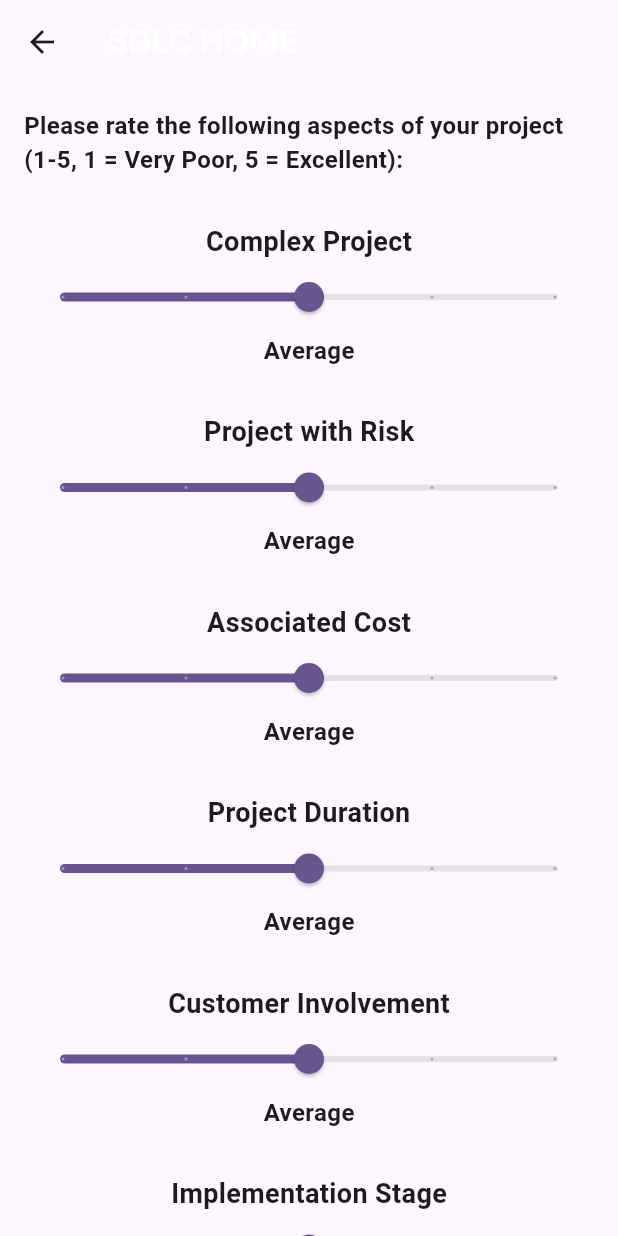
After one commit to Joyjolaaa/mentalHealth, a Flutter app: the HomeScreen screen opened directly, on a phone screen of 412 x 824 dp. The commit adds this screen. Run offline on Flutter 3.47's test engine with Material 2 defaults, Android fonts, the phone set to English and light mode, and no system bars; our stand-ins replace google_fonts, hexcolor, image_picker, shared_preferences; accounts and stored records are empty.

Commit message:
fix bugs on package name

```diff
--- a/mentalhealthfe/lib/account/faq_page.dart
+++ b/mentalhealthfe/lib/account/faq_page.dart
@@ -3,7 +3,7 @@
 
 import 'package:flutter/material.dart';
 import 'package:flutter/services.dart';
-import 'package:sdlc_flutter/app_properties.dart';
+import 'package:mentalhealthfe/app_properties.dart';
 
 class FaqPage extends StatefulWidget {
   const FaqPage({super.key});
--- a/mentalhealthfe/lib/account/profile_setup.dart
+++ b/mentalhealthfe/lib/account/profile_setup.dart
@@ -3,9 +3,9 @@
 import 'dart:io';
 import 'package:flutter/material.dart';
 import 'package:image_picker/image_picker.dart';
-import 'package:sdlc_flutter/api_services/api_service.dart';
-import 'package:sdlc_flutter/models/profile.dart';
-import 'package:sdlc_flutter/models/user.dart';
+import 'package:mentalhealthfe/api_services/api_service.dart';
+import 'package:mentalhealthfe/models/profile.dart';
+import 'package:mentalhealthfe/models/user.dart';
 
 class ProfileSetupScreen extends StatefulWidget {
   final String? authToken;
--- a/mentalhealthfe/lib/api_services/api_service.dart
+++ b/mentalhealthfe/lib/api_services/api_service.dart
@@ -6,8 +6,8 @@ import 'package:flutter/foundation.dart';
 // import 'dart:html' as html;
 import 'dart:typed_data'; // Import this for Uint8List
 import 'package:http/http.dart' as http;
-import 'package:sdlc_flutter/models/profile.dart';
-import 'package:sdlc_flutter/models/user.dart';
+import 'package:mentalhealthfe/models/profile.dart';
+import 'package:mentalhealthfe/models/user.dart';
 
 class ApiService {
   static String baseUrl = 'http://localhost:8000';
--- /dev/null
+++ b/mentalhealthfe/lib/home-screen.dart
@@ -0,0 +1,360 @@
+// ignore_for_file: file_names, unnecessary_null_comparison
+
+import 'dart:convert';
+import 'package:http/http.dart' as http;
+import 'package:flutter/material.dart';
+
+class HomeScreen extends StatefulWidget {
+  HomeScreen({super.key});
+
+  @override
+  State<HomeScreen> createState() => _HomeScreenState();
+}
+
+class _HomeScreenState extends State<HomeScreen> {
+  final GlobalKey<FormState> _formKey = GlobalKey<FormState>();
+
+  TextEditingController complexProjectController = TextEditingController();
+  TextEditingController projectWithRiskController = TextEditingController();
+  TextEditingController associatedCostController = TextEditingController();
+  TextEditingController projectDurationController = TextEditingController();
+  TextEditingController customerInvolvementController = TextEditingController();
+  TextEditingController implementationStageController = TextEditingController();
+  TextEditingController requirementGatheringController =
+      TextEditingController();
+  TextEditingController maintainabilityController = TextEditingController();
+  TextEditingController errorDiscoveryController = TextEditingController();
+  TextEditingController flexibilityController = TextEditingController();
+
+  List<String> predictionResults = [];
+  List<double> ratingValues = [
+    3.0,
+    3.0,
+    3.0,
+    3.0,
+    3.0,
+    3.0,
+    3.0,
+    3.0,
+    3.0,
+    3.0
+  ];
+
+  final Map<double, String> ratingTextMap = {
+    1.0: 'Very Poor',
+    2.0: 'Poor',
+    3.0: 'Average',
+    4.0: 'Good',
+    5.0: 'Excellent',
+  };
+
+  Future<void> submitForm() async {
+    const apiUrl = 'http://127.0.0.1:8000/rnnprediction/predict/';
+
+    // final inputMap = {
+    //   'ComplexProject': double.parse(complexProjectController.text),
+    //   'ProjectwithRisk': double.parse(projectWithRiskController.text),
+    //   'AssociatedCostController': double.parse(associatedCostController.text),
+    //   'ProjectDurationController': double.parse(projectDurationController.text),
+    //   'CustomerInvolvementController':
+    //       double.parse(customerInvolvementController.text),
+    //   'ImplementationStageController':
+    //       double.parse(implementationStageController.text),
+    //   'RequirementGatheringController':
+    //       double.parse(requirementGatheringController.text),
+    //   'MaintainabilityController': double.parse(maintainabilityController.text),
+    //   'ErrorDiscoveryController': double.parse(errorDiscoveryController.text),
+    //   'FlexibilityController': double.parse(flexibilityController.text),
+    //   // ... add other input fields
+    // };
+
+    final inputMap = {
+      'ComplexProject': ratingValues[0],
+      'ProjectwithRisk': ratingValues[1],
+      'AssociatedCostController': ratingValues[2],
+      'ProjectDurationController': ratingValues[3],
+      'CustomerInvolvementController': ratingValues[4],
+      'ImplementationStageController': ratingValues[5],
+      'RequirementGatheringController': ratingValues[6],
+      'MaintainabilityController': ratingValues[7],
+      'ErrorDiscoveryController': ratingValues[8],
+      'FlexibilityController': ratingValues[9],
+      // ... add other input fields
+    };
+
+    final response = await http.post(
+      Uri.parse(apiUrl),
+      headers: {'Content-Type': 'application/json'},
+      body: jsonEncode({
+        'input_data': [inputMap]
+      }),
+    );
+
+    if (response.statusCode == 200) {
+      // Process response and show predictions
+      final responseJson = jsonDecode(response.body);
+      print('Response JSON: $responseJson'); // Print the response JSON
+
+      final predictions = responseJson['predictions'];
+      print('Predictions: $predictions'); // Print the predictions
+
+      // Update the state to display predictions
+      setState(() {
+        predictionResults =
+            predictions.cast<String>(); // Explicitly cast to List<String>
+      });
+    } else {
+      // Handle error
+      print('API request failed with status ${response.statusCode}');
+    }
+  }
+
+  @override
+  Widget build(BuildContext context) {
+    return Scaffold(
+      appBar: AppBar(
+        title: const Text(
+          'SDLC HOME',
+          style: TextStyle(
+            fontFamily: 'DM Sans',
+            fontWeight: FontWeight.bold,
+            color: Color(0xffffffff),
+          ),
+        ),
+      ),
+      body: SingleChildScrollView(
+        child: Padding(
+          padding: const EdgeInsets.all(16.0),
+          child: Form(
+            key: _formKey,
+            child: Column(
+              children: <Widget>[
+                const Text(
+                  'Please rate the following aspects of your project (1-5, 1 = Very Poor, 5 = Excellent):',
+                  style: TextStyle(
+                    fontSize: 16,
+                    fontWeight: FontWeight.bold,
+                  ),
+                ),
+                const SizedBox(height: 30),
+                SliderFormField(
+                  label: 'Complex Project',
+                  onChanged: (value) {
+                    setState(() {
+                      ratingValues[0] = value;
+                    });
+                  },
+                  value: ratingValues[0],
+                ),
+                Text(
+                  ratingTextMap[ratingValues[0]] ?? 'Unknown',
+                  style: const TextStyle(
+                      fontSize: 16, fontWeight: FontWeight.bold),
+                ),
+                const SizedBox(height: 30),
+                SliderFormField(
+                  label: 'Project with Risk',
+                  onChanged: (value) {
+                    setState(() {
+                      ratingValues[1] = value;
+                    });
+                  },
+                  value: ratingValues[1],
+                ),
+                Text(
+                  ratingTextMap[ratingValues[1]] ?? 'Unknown',
+                  style: const TextStyle(
+                      fontSize: 16, fontWeight: FontWeight.bold),
+                ),
+                const SizedBox(height: 30),
+                SliderFormField(
+                  label: 'Associated Cost',
+                  onChanged: (value) {
+                    setState(() {
+                      ratingValues[2] = value;
+                    });
+                  },
+                  value: ratingValues[2],
+                ),
+                Text(
+                  ratingTextMap[ratingValues[2]] ?? 'Unknown',
+                  style: const TextStyle(
+                      fontSize: 16, fontWeight: FontWeight.bold),
+                ),
+                const SizedBox(height: 30),
+                SliderFormField(
+                  label: 'Project Duration',
+                  onChanged: (value) {
+                    setState(() {
+                      ratingValues[3] = value;
+                    });
+                  },
+                  value: ratingValues[3],
+                ),
+                Text(
+                  ratingTextMap[ratingValues[3]] ?? 'Unknown',
+                  style: const TextStyle(
+                      fontSize: 16, fontWeight: FontWeight.bold),
+                ),
+                const SizedBox(height: 30),
+                SliderFormField(
+                  label: 'Customer Involvement',
+                  onChanged: (value) {
+                    setState(() {
+                      ratingValues[4] = value;
+                    });
+                  },
+                  value: ratingValues[4],
+                ),
+                Text(
+                  ratingTextMap[ratingValues[4]] ?? 'Unknown',
+                  style: const TextStyle(
+                      fontSize: 16, fontWeight: FontWeight.bold),
+                ),
+                const SizedBox(height: 30),
+                SliderFormField(
+                  label: 'Implementation Stage',
+                  onChanged: (value) {
+                    setState(() {
+                      ratingValues[5] = value;
+                    });
+                  },
+                  value: ratingValues[5],
+                ),
+                Text(
+                  ratingTextMap[ratingValues[5]] ?? 'Unknown',
+                  style: const TextStyle(
+                      fontSize: 16, fontWeight: FontWeight.bold),
+                ),
+                const SizedBox(height: 30),
+                SliderFormField(
+                  label: 'Requirement Gathering',
+                  onChanged: (value) {
+                    setState(() {
+                      ratingValues[6] = value;
+                    });
+                  },
+                  value: ratingValues[6],
+                ),
+                Text(
+                  ratingTextMap[ratingValues[6]] ?? 'Unknown',
+                  style: const TextStyle(
+                      fontSize: 16, fontWeight: FontWeight.bold),
+                ),
+                const SizedBox(height: 30),
+                SliderFormField(
+                  label: 'Maintainability',
+                  onChanged: (value) {
+                    setState(() {
+                      ratingValues[7] = value;
+                    });
+                  },
+                  value: ratingValues[7],
+                ),
+                Text(
+                  ratingTextMap[ratingValues[7]] ?? 'Unknown',
+                  style: const TextStyle(
+                      fontSize: 16, fontWeight: FontWeight.bold),
+                ),
+                const SizedBox(height: 30),
+                SliderFormField(
+                  label: 'Error Discovery',
+                  onChanged: (value) {
+                    setState(() {
+                      ratingValues[8] = value;
+                    });
+                  },
+                  value: ratingValues[8],
+                ),
+                Text(
+                  ratingTextMap[ratingValues[8]] ?? 'Unknown',
+                  style: const TextStyle(
+                      fontSize: 16, fontWeight: FontWeight.bold),
+                ),
+                const SizedBox(height: 30),
+                SliderFormField(
+                  label: 'Flexibility',
+                  onChanged: (value) {
+                    setState(() {
+                      ratingValues[9] = value;
+                    });
+                  },
+                  value: ratingValues[9],
+                ),
+                Text(
+                  ratingTextMap[ratingValues[9]] ?? 'Unknown',
+                  style: const TextStyle(
+                      fontSize: 16, fontWeight: FontWeight.bold),
+                ),
+                const SizedBox(height: 30),
+                ElevatedButton(
+                  onPressed: submitForm,
+                  style: ElevatedButton.styleFrom(
+                    minimumSize:
+                        Size(200, 50), // Adjust the width and height as needed
+                  ),
+                  child: const Text(
+                    'Submit',
+                    style: TextStyle(
+                        fontSize: 20), // Adjust the font size as needed
+                  ),
+                ),
+                if (predictionResults != null)
+                  Column(
+                    crossAxisAlignment: CrossAxisAlignment.start,
+                    children: [
+                      const SizedBox(height: 20),
+                      const Text(
+                        'Prediction Results:',
+                        style: TextStyle(
+                            fontSize: 18, fontWeight: FontWeight.bold),
+                      ),
+                      const SizedBox(height: 10),
+                      for (final result in predictionResults)
+                        Text(
+                          result,
+                          style: const TextStyle(
+                              fontSize: 36, fontWeight: FontWeight.bold),
+                        ),
+                    ],
+                  ),
+              ],
+            ),
+          ),
+        ),
+      ),
+    );
+  }
+}
+
+class SliderFormField extends StatelessWidget {
+  final String label;
+  final double value;
+  final ValueChanged<double> onChanged;
+
+  SliderFormField({
+    required this.label,
+    required this.value,
+    required this.onChanged,
+  });
+
+  @override
+  Widget build(BuildContext context) {
+    return Column(
+      children: <Widget>[
+        Text(
+          label,
+          style: const TextStyle(fontSize: 18, fontWeight: FontWeight.bold),
+        ),
+        Slider(
+          value: value,
+          onChanged: onChanged,
+          min: 1.0,
+          max: 5.0,
+          divisions: 4, // You can adjust this for more or fewer steps
+          label: value.toString(),
+        ),
+      ],
+    );
+  }
+}
--- a/mentalhealthfe/lib/models/user.dart
+++ b/mentalhealthfe/lib/models/user.dart
@@ -1,7 +1,7 @@
 // ignore_for_file: unused_import, non_constant_identifier_names
 
 import 'package:flutter/material.dart';
-import 'package:sdlc_flutter/models/profile.dart';
+import 'package:mentalhealthfe/models/profile.dart';
 
 
 class User {
--- a/mentalhealthfe/lib/settings/change_country.dart
+++ b/mentalhealthfe/lib/settings/change_country.dart
@@ -2,7 +2,7 @@
 
 import 'package:flutter/material.dart';
 import 'package:flutter/services.dart';
-import 'package:sdlc_flutter/app_properties.dart';
+import 'package:mentalhealthfe/app_properties.dart';
 
 class ChangeCountryPage extends StatefulWidget {
   const ChangeCountryPage({Key? key}) : super(key: key);
--- a/mentalhealthfe/lib/welcome_screens/login-screen.dart
+++ b/mentalhealthfe/lib/welcome_screens/login-screen.dart
@@ -7,8 +7,8 @@ import 'package:flutter/gestures.dart';
 import 'package:http/http.dart' as http;
 import 'dart:ui';
 import 'package:google_fonts/google_fonts.dart';
-import 'package:sdlc_flutter/utils.dart';
-import 'package:sdlc_flutter/welcome_screens/signup.dart';
+import 'package:mentalhealthfe/utils.dart';
+import 'package:mentalhealthfe/welcome_screens/signup.dart';
 import 'package:shared_preferences/shared_preferences.dart';
 
 class LoginScreen extends StatefulWidget {
--- a/mentalhealthfe/lib/welcome_screens/onboarding-screen.dart
+++ b/mentalhealthfe/lib/welcome_screens/onboarding-screen.dart
@@ -1,8 +1,8 @@
 // ignore_for_file: library_private_types_in_public_api
 
 import 'package:flutter/material.dart';
-import 'package:sdlc_flutter/app_properties.dart';
-import 'package:sdlc_flutter/welcome_screens/signup.dart';
+import 'package:mentalhealthfe/app_properties.dart';
+import 'package:mentalhealthfe/welcome_screens/signup.dart';
 
 class OnboardingScreen extends StatefulWidget {
   const OnboardingScreen({super.key});
--- a/mentalhealthfe/lib/welcome_screens/signup.dart
+++ b/mentalhealthfe/lib/welcome_screens/signup.dart
@@ -7,7 +7,7 @@ import 'package:flutter/gestures.dart';
 import 'package:http/http.dart' as http;
 import 'dart:ui';
 import 'package:google_fonts/google_fonts.dart';
-import 'package:sdlc_flutter/account/profile_setup.dart';
+import 'package:mentalhealthfe/account/profile_setup.dart';
 // import 'package:intl_phone_field/intl_phone_field.dart';
 // import 'package:libphonenumber/libphonenumber.dart';
 
```
Also changed, not shown: mentalhealthfe/lib/account/profile_page.dart (+5 -5 lines), mentalhealthfe/lib/app_properties.dart (added, +64 -0 lines), mentalhealthfe/lib/settings/settings_page.dart (+5 -5 lines), mentalhealthfe/lib/utils.dart (added, +96 -0 lines).
